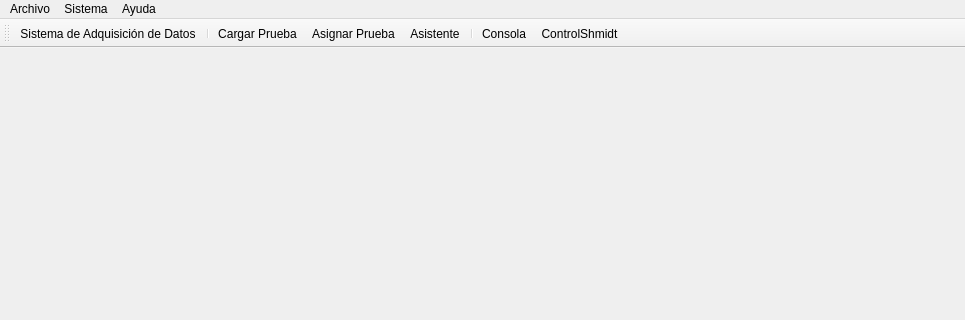
Old version of the form gui/simulador.ui in the repository joselp/observe-qt; both pictures show x 0 to 965 and y 0 to 320 of the 965 by 598 pixel window.
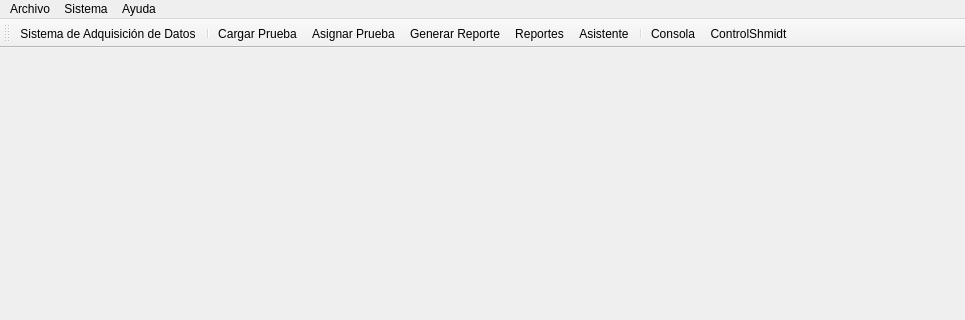
New version of the form. Icons and pictures are not drawn.

Commit message:
Creada interfaz para generar y administrar los reportes.
**Ventana Adquisicion de datos
*arreglar mensajes y tiempo del log
*Cambiar animacion del boton observar

**Ventana Modia
*cuentas fondo del cielo.

**Terminal
*Agregar comando faltantes (movd2)

+Verificar el numero de linea con la imagen que va en curso
(ProcesoFits)
+Programa explota al cerrar Modia (Desabilitar boton modia al iniciar
modia).

```diff
--- a/gui/simulador.ui
+++ b/gui/simulador.ui
@@ -117,6 +117,8 @@
    <addaction name="separator"/>
    <addaction name="actionCargar_Prueba"/>
    <addaction name="actionAsignar_Prueba"/>
+   <addaction name="actionGenerar_Reporte"/>
+   <addaction name="actionReportes"/>
    <addaction name="actionAsistente"/>
    <addaction name="separator"/>
    <addaction name="actionConsola"/>
@@ -216,6 +218,24 @@
     <string>Cerrar Sesion</string>
    </property>
   </action>
+  <action name="actionGenerar_Reporte">
+   <property name="icon">
+    <iconset resource="../resource.qrc">
+     <normaloff>:/images/reporte.png</normaloff>:/images/reporte.png</iconset>
+   </property>
+   <property name="text">
+    <string>Generar Reporte</string>
+   </property>
+  </action>
+  <action name="actionReportes">
+   <property name="icon">
+    <iconset resource="../resource.qrc">
+     <normaloff>:/images/reporte.png</normaloff>:/images/reporte.png</iconset>
+   </property>
+   <property name="text">
+    <string>Reportes</string>
+   </property>
+  </action>
  </widget>
  <resources>
   <include location="../resource.qrc"/>
```
Left out of the diff: 2 changed lines with no effect on the pictures. The commit also changes 21 other files.
